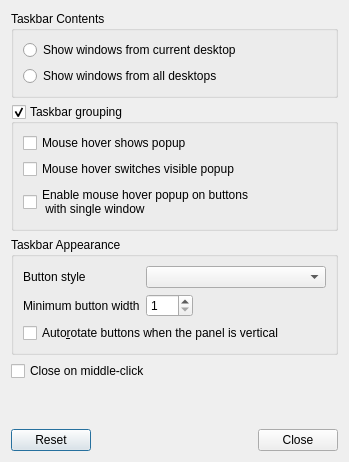
lxqt/lxqt-panel, file plugin-taskbar/lxqttaskbarconfiguration.ui: the form before one commit.
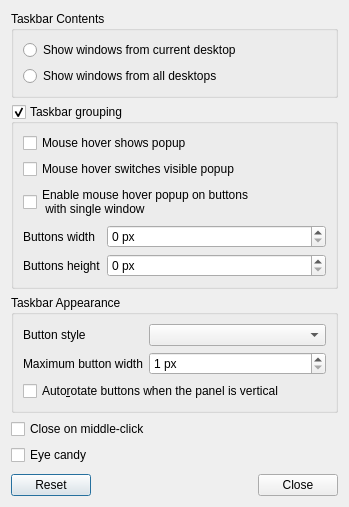
The form after the commit.

Commit message: added eye candy features

```diff
--- a/plugin-taskbar/lxqttaskbarconfiguration.ui
+++ b/plugin-taskbar/lxqttaskbarconfiguration.ui
@@ -7,7 +7,7 @@
     <x>0</x>
     <y>0</y>
     <width>349</width>
-    <height>462</height>
+    <height>507</height>
    </rect>
   </property>
   <property name="windowTitle">
@@ -74,6 +74,44 @@
         </property>
        </widget>
       </item>
+      <item>
+       <layout class="QFormLayout" name="formLayout_2">
+        <item row="0" column="0">
+         <widget class="QLabel" name="label">
+          <property name="text">
+           <string>Buttons width</string>
+          </property>
+         </widget>
+        </item>
+        <item row="1" column="0">
+         <widget class="QLabel" name="label_2">
+          <property name="text">
+           <string>Buttons height</string>
+          </property>
+         </widget>
+        </item>
+        <item row="0" column="1">
+         <widget class="QSpinBox" name="widthSB">
+          <property name="suffix">
+           <string> px</string>
+          </property>
+          <property name="maximum">
+           <number>100000000</number>
+          </property>
+         </widget>
+        </item>
+        <item row="1" column="1">
+         <widget class="QSpinBox" name="heightSB">
+          <property name="suffix">
+           <string> px</string>
+          </property>
+          <property name="maximum">
+           <number>1000000000</number>
+          </property>
+         </widget>
+        </item>
+       </layout>
+      </item>
      </layout>
     </widget>
    </item>
@@ -83,6 +121,9 @@
       <string>Taskbar Appearance</string>
      </property>
      <layout class="QFormLayout" name="formLayout">
+      <property name="fieldGrowthPolicy">
+       <enum>QFormLayout::AllNonFixedFieldsGrow</enum>
+      </property>
       <item row="0" column="0">
        <widget class="QLabel" name="buttonStyleL">
         <property name="text">
@@ -96,18 +137,21 @@
       <item row="1" column="0">
        <widget class="QLabel" name="buttonWidthL">
         <property name="text">
-         <string>Minimum button width</string>
+         <string>Maximum button width</string>
         </property>
        </widget>
       </item>
       <item row="1" column="1">
        <widget class="QSpinBox" name="buttonWidthSB">
         <property name="sizePolicy">
-         <sizepolicy hsizetype="Fixed" vsizetype="Fixed">
+         <sizepolicy hsizetype="Preferred" vsizetype="Fixed">
           <horstretch>0</horstretch>
           <verstretch>0</verstretch>
          </sizepolicy>
         </property>
+        <property name="suffix">
+         <string> px</string>
+        </property>
         <property name="minimum">
          <number>1</number>
         </property>
@@ -133,6 +177,13 @@
      </property>
     </widget>
    </item>
+   <item>
+    <widget class="QCheckBox" name="eyeCandyCB">
+     <property name="text">
+      <string>Eye candy</string>
+     </property>
+    </widget>
+   </item>
    <item>
     <spacer name="verticalSpacer">
      <property name="orientation">
```
The commit also changes 7 other files.
